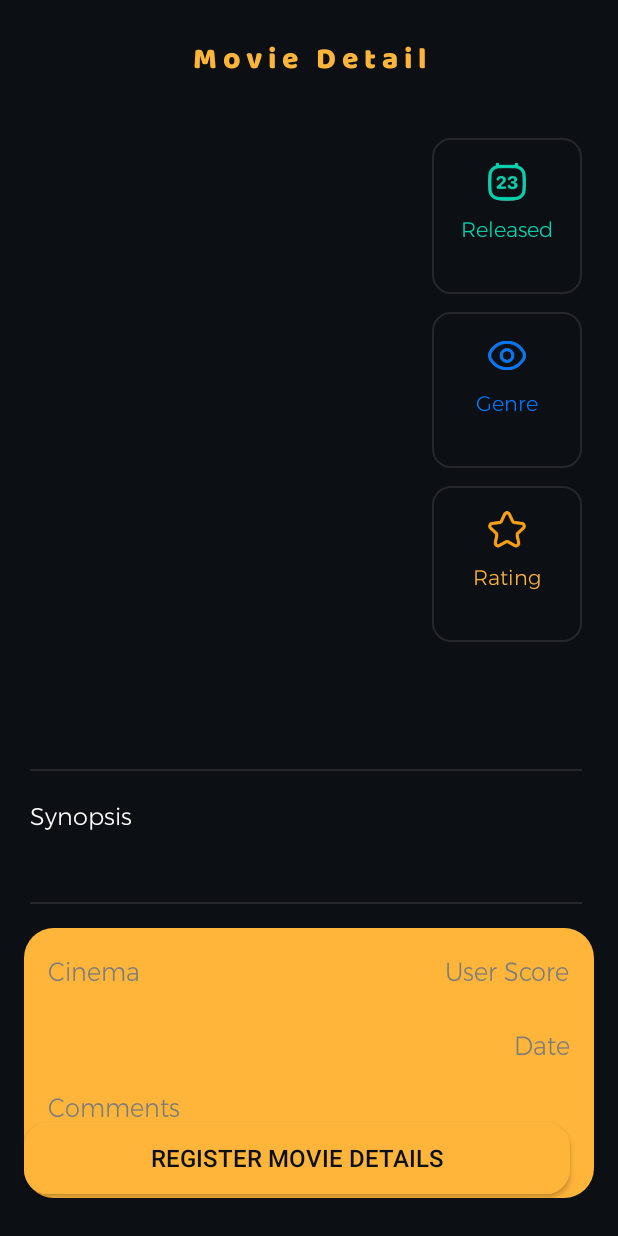
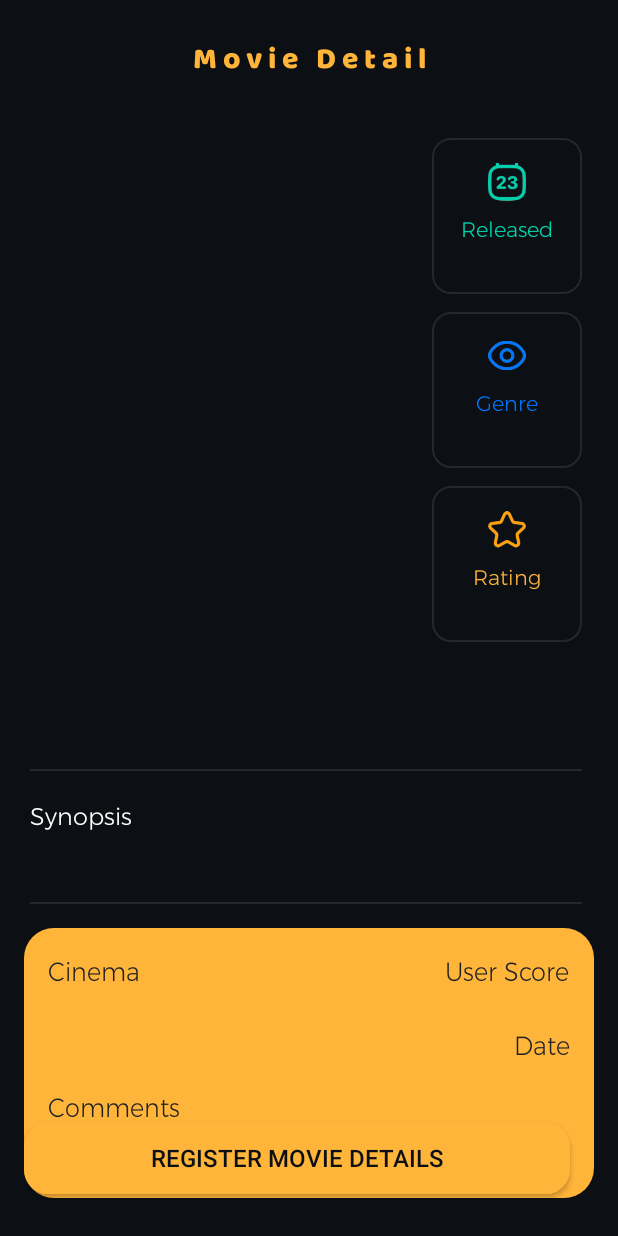
Before and after one commit to FilipeCacho/ReelsCheck, an Android app: the layout fragment_movie_detail.xml on its own in the app's theme, with its tools: preview values and no code run, on a phone screen of 412 x 824 dp. Run offline under Robolectric (Android 15) with nearby library versions, the phone set to English and light mode, and no system bars.

Commit message:
changed text colors for movie detail registred

```diff
--- a/app/build.gradle.kts
+++ b/app/build.gradle.kts
@@ -59,6 +59,7 @@ dependencies {
     implementation("com.google.android.material:material:1.9.0")
     implementation("androidx.constraintlayout:constraintlayout:2.1.4")
     implementation("com.google.android.gms:play-services-maps:18.1.0")
+    implementation("androidx.test:monitor:1.6.1")
     testImplementation("junit:junit:4.13.2")
     androidTestImplementation("androidx.test.ext:junit:1.1.5")
     androidTestImplementation("androidx.test.espresso:espresso-core:3.5.1")
--- a/app/src/main/res/layout/fragment_movie_detail.xml
+++ b/app/src/main/res/layout/fragment_movie_detail.xml
@@ -318,7 +318,7 @@
                     android:fontFamily="@font/montserrat_light"
                     android:text="@string/cinema"
                     android:scaleY="1.10"
-                    android:textColor="@color/slightlyGray"
+                    android:textColor="@color/graylevel2"
                     android:textSize="16sp"
                     android:paddingStart="8dp"
                     android:paddingTop="8dp"
@@ -366,7 +366,7 @@
                     android:fontFamily="@font/montserrat_light"
                     android:text="@string/user_score"
                     android:paddingTop="8dp"
-                    android:textColor="@color/slightlyGray"
+                    android:textColor="@color/graylevel2"
                     android:textSize="16sp"
                     android:scaleY="1.1"
                     android:paddingEnd="8dp"
@@ -394,7 +394,7 @@
                     android:fontFamily="@font/montserrat_light"
                     android:text="@string/date"
                     android:textSize="16sp"
-                    android:textColor="@color/slightlyGray"
+                    android:textColor="@color/graylevel2"
                     android:scaleY="1.10"
                     android:paddingEnd="8dp"
                     android:layout_marginTop="4dp"
@@ -427,7 +427,7 @@
                     android:fontFamily="@font/montserrat_light"
                     android:text="@string/comments"
                     android:scaleY="1.10"
-                    android:textColor="@color/slightlyGray"
+                    android:textColor="@color/graylevel2"
                     android:textSize="16sp"
                     android:paddingStart="8dp"
                     android:paddingTop="16dp"
```
Also changed, not shown: app/src/main/java/pt/ulusofona/deisi/cm2223/g21702361/MovieAdapter.kt (+11 -0 lines), app/src/main/res/layout/activity_main.xml (+14 -0 lines).
